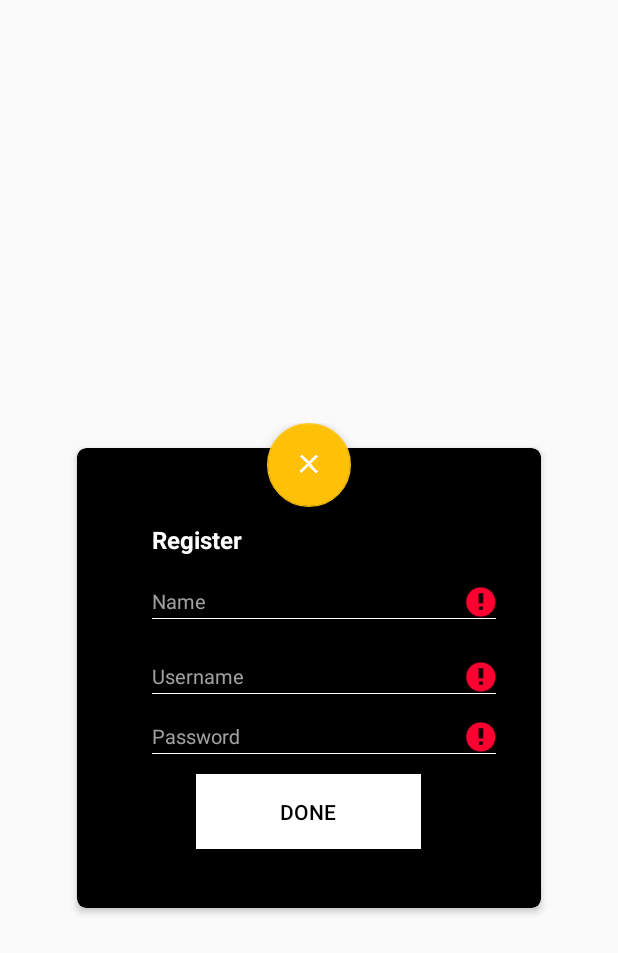
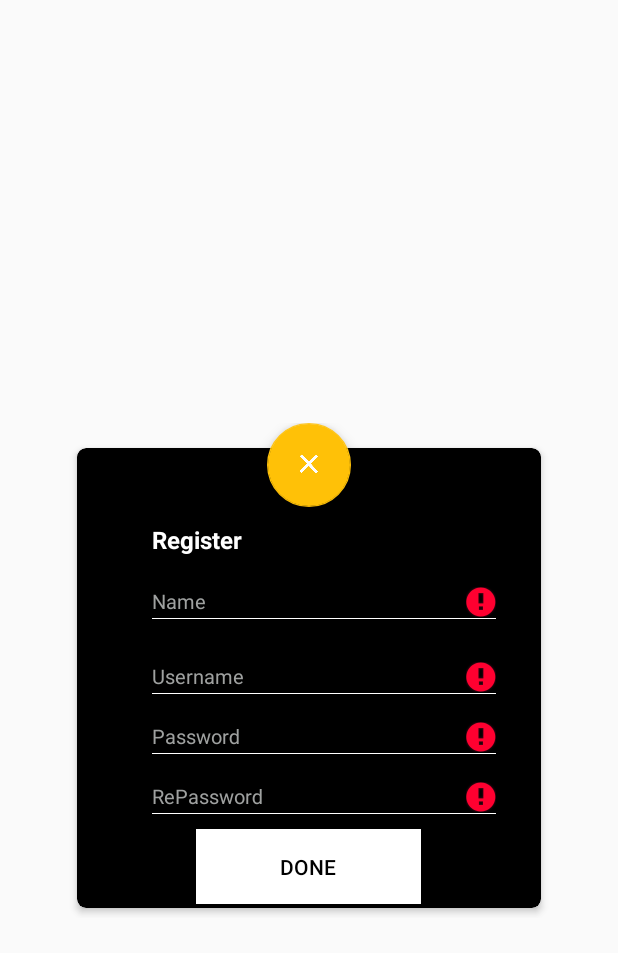
Before and after one commit to mosnuplak/TeamAndroidShare, an Android app: the RegisterActivity screen opened directly, with no data from a screen before it, after a tap on "DONE", on a phone screen of 412 x 824 dp. Shown: the top 953 px of the screen. Run offline under Robolectric (Android 15) with nearby library versions, the phone set to English and light mode, and no system bars; our stand-ins replace ButterKnife.

Commit message:
แก้ register โดยเช็ค password และ repassword ในการสมัครสมาชิก

```diff
--- a/app/src/main/java/com/mfec/teamandroidshare/activity/LoginActivity.java
+++ b/app/src/main/java/com/mfec/teamandroidshare/activity/LoginActivity.java
@@ -67,7 +67,6 @@ public class LoginActivity extends AppCompatActivity implements View.OnClickList
         getWindow().setSoftInputMode(
                 WindowManager.LayoutParams.SOFT_INPUT_STATE_ALWAYS_HIDDEN
         );
-       // getTaskId();
       //  setHideKeyboard(editUsername);
         //setHideKeyboard(editPassword);
         initHideKeyboard(relative);
--- a/app/src/main/java/com/mfec/teamandroidshare/activity/RegisterActivity.java
+++ b/app/src/main/java/com/mfec/teamandroidshare/activity/RegisterActivity.java
@@ -48,6 +48,8 @@ public class RegisterActivity extends AppCompatActivity implements View.OnClickL
     EditText editUsername;
     @InjectView(R.id.input_password)
     EditText editPassword;
+    @InjectView(R.id.input_repassword)
+    EditText editRepassword;
     boolean CheckRegister;
     @InjectView(R.id.btn_register)
     Button btnRegister;
@@ -123,8 +125,8 @@ public class RegisterActivity extends AppCompatActivity implements View.OnClickL
        }
     }
     private void initInstances(){
-        editPassword = (EditText) findViewById(R.id.input_password);
-        editPassword.setOnKeyListener(new View.OnKeyListener() {
+        editRepassword = (EditText) findViewById(R.id.input_repassword);
+        editRepassword.setOnKeyListener(new View.OnKeyListener() {
             @Override
             public boolean onKey(View v, int keyCode, KeyEvent event) {
                 if (event.getAction() == KeyEvent.ACTION_DOWN) {
@@ -143,25 +145,26 @@ public class RegisterActivity extends AppCompatActivity implements View.OnClickL
             }
         });
     }
-    public boolean checkRegisterValidate(String name, String username,String password) {
-        if ( (!TextUtils.isEmpty(name) && !TextUtils.isEmpty(username) && !TextUtils.isEmpty(password)) &&
+    public boolean checkRegisterValidate(String name, String username,String password ,String repassword ) {
+        if ( (!TextUtils.isEmpty(name) && !TextUtils.isEmpty(username) && !TextUtils.isEmpty(password) && !TextUtils.isEmpty(repassword)) &&
                 name.equals(name) && username.equals(username) &&
-                password.equals(password)) {
+                password.equals(password)&& repassword.equals(repassword)) {
             //เช็คอักขระพิเศษ
-            boolean check = checkSpecialCharacter(name, username, password);
+            boolean check = checkSpecialCharacter(name, username, password, repassword);
             if( check == false ){
                 return false;
             }
             return true;
-        }else if(TextUtils.isEmpty(name) && TextUtils.isEmpty(username) && TextUtils.isEmpty(password)){
+        }else if(TextUtils.isEmpty(name) && TextUtils.isEmpty(username) && TextUtils.isEmpty(password) && TextUtils.isEmpty(repassword)){
             editName.setError(getResources().getString(R.string.Toast_EnterFill));
             editUsername.setError(getResources().getString(R.string.Toast_EnterFill));
             editPassword.setError(getResources().getString(R.string.Toast_EnterFill));
+            editRepassword.setError(getResources().getString(R.string.Toast_EnterFill));
             Toast.makeText(this,
                     R.string.Toast_EnterFill,
                     Toast.LENGTH_SHORT)
                     .show();
-        }else if(TextUtils.isEmpty(name) || TextUtils.isEmpty(username) || TextUtils.isEmpty(password)){
+        }else if(TextUtils.isEmpty(name) || TextUtils.isEmpty(username) || TextUtils.isEmpty(password) || TextUtils.isEmpty((repassword))){
             Toast.makeText(this,
                     R.string.Toast_EnterFill,
                     Toast.LENGTH_SHORT)
@@ -169,9 +172,9 @@ public class RegisterActivity extends AppCompatActivity implements View.OnClickL
         }
         return false;
     }
-    public boolean checkSpecialCharacter(String name, String username, String password){
+    public boolean checkSpecialCharacter(String name, String username, String password, String repassword){
 
-        if (!name.matches( "[a-zA-Z0-9._-]*" ) || !username.matches( "[a-zA-Z0-9._-]*" ) || !password.matches( "[a-zA-Z0-9._-]*" )){
+        if (!name.matches( "[a-zA-Z0-9._-]*" ) || !username.matches( "[a-zA-Z0-9._-]*" ) || !password.matches( "[a-zA-Z0-9._-]*" )|| !repassword.matches( "[a-zA-Z0-9._-]*" )){
             Toast.makeText(this,
                     R.string.Toast_Invalid,
                     Toast.LENGTH_SHORT)
@@ -248,13 +251,22 @@ public class RegisterActivity extends AppCompatActivity implements View.OnClickL
         });
     }
     private void checkRegister(){
-        boolean check = checkRegisterValidate(editName.getText().toString(), editUsername.getText().toString(), editPassword.getText().toString());
+        boolean check = checkRegisterValidate(editName.getText().toString(), editUsername.getText().toString(), editPassword.getText().toString(), editRepassword.getText().toString());
         if (check == true) {
-            callRegister();
+            if(editPassword.getText().toString().equals(editRepassword.getText().toString())){
+                callRegister();
+            }else {
+                    Toast.makeText(getApplicationContext()
+                    , R.string.Toast_pwnoSuccess
+                    , Toast.LENGTH_SHORT)
+                    .show();
+            }
+           // callRegister();
 
         } else{
+
 //            Toast.makeText(getApplicationContext()
-//                    , R.string.Toast_nosuccess
+//                    , "test"
 //                    , Toast.LENGTH_SHORT)
 //                    .show();
         }
@@ -268,6 +280,7 @@ public class RegisterActivity extends AppCompatActivity implements View.OnClickL
                     setHideKeyboard(editName,v,event);
                     setHideKeyboard(editUsername,v,event);
                     setHideKeyboard(editPassword,v,event);
+                    setHideKeyboard(editRepassword,v,event);
                 }
                 return false;
             }
--- a/app/src/main/res/layout/activity_register.xml
+++ b/app/src/main/res/layout/activity_register.xml
@@ -118,8 +118,33 @@
                             />
                     </android.support.design.widget.TextInputLayout>
                 </LinearLayout>
+                <LinearLayout
+                    android:paddingStart="50dp"
+                    android:paddingEnd="30dp"
+                    android:orientation="horizontal"
+                    android:layout_width="match_parent"
+                    android:layout_height="40dp">
+                    <android.support.design.widget.TextInputLayout
+                        android:textColorHint="#9fa1a0"
+                        android:theme="@style/TextLabel"
+                        android:layout_width="match_parent"
+                        android:layout_height="wrap_content">
+                        <EditText
+                            android:textSize="13sp"
+                            android:hint="@string/text_repassword"
+                            android:textColor="#ffffff"
+                            android:id="@+id/input_repassword"
+                            android:layout_width="match_parent"
+                            android:layout_height="wrap_content"
+                            android:inputType="textPassword"
+                            android:background="@drawable/selector_bg_edit_2"
+                            android:textCursorDrawable="@drawable/bg_input_cursor_2"
+                            android:paddingBottom="2dp"
+                            />
+                    </android.support.design.widget.TextInputLayout>
+                </LinearLayout>
                 <Button
-                    android:layout_marginTop="5dp"
+                    android:layout_marginTop="2dp"
                     android:layout_gravity="center_horizontal"
                     android:id="@+id/btn_register"
                     android:background="#ffffff"
--- a/app/src/main/res/values/strings.xml
+++ b/app/src/main/res/values/strings.xml
@@ -22,6 +22,7 @@
     <string name="text_name">Name</string>
     <string name="text_username">Username</string>
     <string name="text_password">Password</string>
+    <string name="text_repassword">RePassword</string>
     <string name="text_done">Done</string>
     <string name="Toast_success">success</string>
     <string name="Toast_nosuccess">no success</string>
@@ -29,6 +30,7 @@
     <string name="Toast_EnterUP">  Please enter your username and password</string>
     <string name="Toast_EnterFill"> Please fill in all information</string>
     <string name="Toast_exists"> Username and name already exists</string>
+    <string name="Toast_pwnoSuccess">Invalid password confirmation</string>
 
 
 
```
